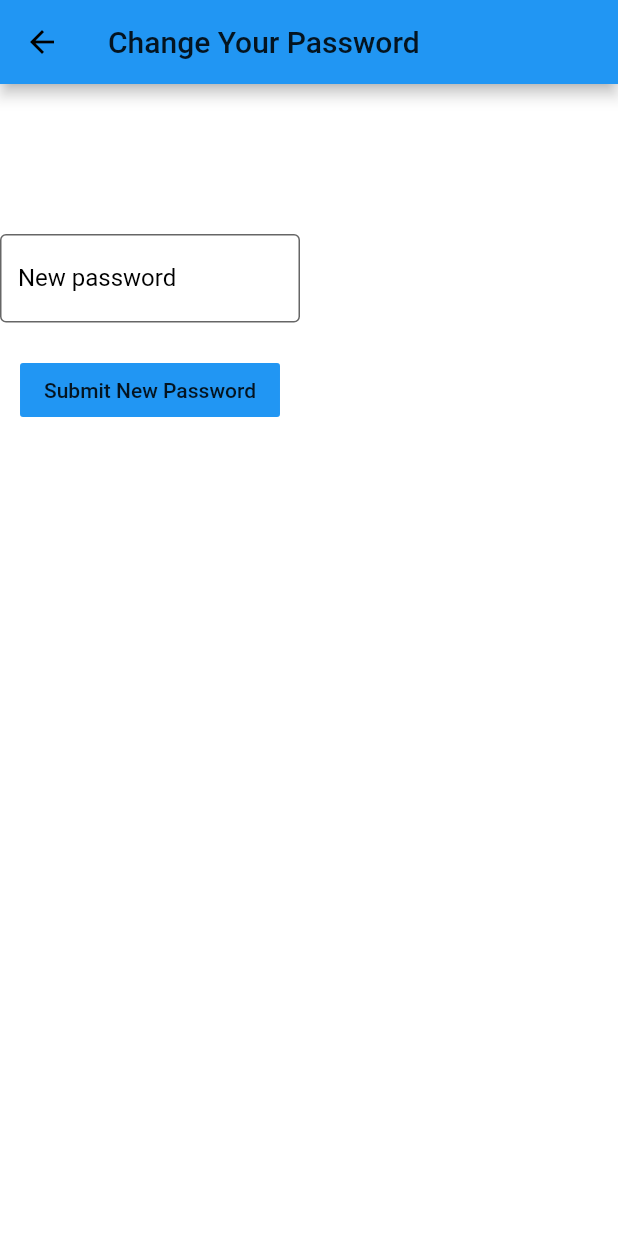
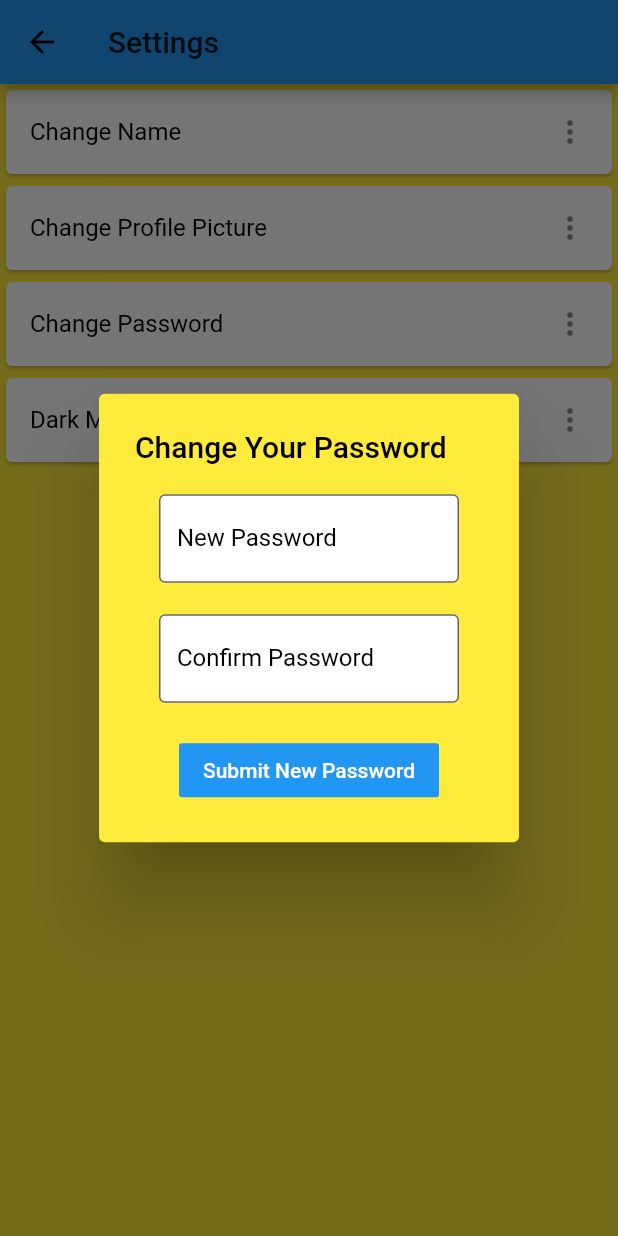
Before and after one commit to dtleight/HofSwap, a Flutter app: the SettingsPage screen opened directly, after a tap on "Change Password", on a phone screen of 412 x 824 dp. Run offline on Flutter 3.47's test engine with Material 2 defaults, Android fonts, the phone set to English and light mode, and no system bars; our stand-ins replace cached_network_image, cloud_firestore, firebase_auth, firebase_core, fluttertoast; missing offline and left inert: mailer; accounts and stored records are empty.

Commit message:
app looks even prettier

```diff
--- a/lib/Pages/SellersPage.dart
+++ b/lib/Pages/SellersPage.dart
@@ -73,7 +73,7 @@ class _SellersPageState extends State<SellersPage>
                 children:
                 [
                       SizedBox(height: 20,),
-                      Text('   Please Enter the Following Information:', style: TextStyle(color: Colors.black, fontSize: 20, fontWeight: FontWeight.bold),
+                      Text('Please Enter the Following Information:', textAlign: TextAlign.center, style: TextStyle(color: Colors.black, fontSize: 20, fontWeight: FontWeight.bold),
                   ),
                   ...addField(0, "Textbook Title",(value){if(value =="" && textControllers[1].text == "" &&  textControllers[2].text == ""){return "One field needs a value";}return null;}),
                   ...addField(1, "ISBN Number",(value){if(value =="" && textControllers[0].text == "" &&  textControllers[2].text == ""){return "One field needs a value";}return null;}),
@@ -186,7 +186,7 @@ class _SellersPageState extends State<SellersPage>
   {
     return
     [
-      Text(text),
+      Text(text, style: TextStyle(color: Colors.black)),
       Padding(padding: EdgeInsets.all(10),child: Container(height: 80.0, width: 250,child: TextFormField(decoration: new InputDecoration(labelText: "",labelStyle: TextStyle(color: Colors.black,),fillColor: Colors.white, filled: true, focusedBorder: OutlineInputBorder(borderSide: BorderSide(color: Colors.black,width: 1.0)),border: OutlineInputBorder(borderSide: BorderSide(color: Colors.black,width: 1.0))), controller: textControllers[index], validator: validation),),)
       ];
   }
--- a/lib/Pages/SettingsPage.dart
+++ b/lib/Pages/SettingsPage.dart
@@ -1,10 +1,10 @@
 import 'package:flutter/cupertino.dart';
 import 'package:flutter/material.dart';
 import 'package:hofswap/Pages/changePicturePage.dart';
-import 'package:hofswap/Pages/changePassword.dart';
+import 'package:hofswap/Popouts/ChangePasswordPopout.dart';
 import 'package:hofswap/theme_state.dart';
 import 'package:provider/provider.dart';
-import 'package:hofswap/Pages/changeUsername.dart';
+import 'package:hofswap/Popouts/ChangeNamePopout.dart';
 
 class SettingsPage extends StatelessWidget
 {
@@ -29,7 +29,7 @@ class SettingsPage extends StatelessWidget
               trailing: Icon(Icons.more_vert),
               onTap: ()
                 {
-                Navigator.push(context, new MaterialPageRoute(builder: (ctext) => new ChangeUserName()));
+                  showDialog(context: context, builder: (context){return ChangeNamePopout();});
                 },
             ),
           ),
@@ -49,7 +49,7 @@ class SettingsPage extends StatelessWidget
               trailing: Icon(Icons.more_vert),
               onTap: ()
                 {
-                Navigator.push(context, new MaterialPageRoute(builder: (ctext) => new ChangePassword()));
+                  showDialog(context: context, builder: (context){return ChangePasswordPopout();});
                 },
             ),
           ),
--- a/lib/Pages/changePassword.dart
+++ /dev/null
@@ -1,61 +0,0 @@
-import 'package:firebase_auth/firebase_auth.dart';
-import 'package:flutter/cupertino.dart';
-import 'package:flutter/material.dart';
-import 'package:hofswap/Pages/LandingPage.dart';
-import 'package:hofswap/Singeltons/DatabaseRouting.dart';
-
-class ChangePassword extends StatelessWidget {
-  ChangePassword();
-  TextEditingController textController =
-  new TextEditingController();
-  @override
-  Widget build(BuildContext context) {
-
-    // ignore: non_constant_identifier_names
-    return Scaffold(
-      appBar: AppBar(title: Text('Change Your Password'),
-        backgroundColor: Colors.blue,),
-      body: Column(
-        children: [
-          SizedBox(height: 100,),
-          Container(
-            height: 80.0,
-            width: 200.0,
-            child: TextField(
-              decoration: new InputDecoration(
-                  labelText: "New password",
-                  filled: true,
-                  labelStyle: TextStyle(
-                    color: Colors.black,
-                  ),
-                  fillColor: Colors.white,
-                  focusedBorder: OutlineInputBorder(
-                      borderSide: BorderSide(
-                          color: Colors.black, width: 1.0)),
-                  border: OutlineInputBorder(
-                      borderSide: BorderSide(
-                          color: Colors.black, width: 1.0))),
-              controller: textController
-          ),
-          ),
-          FlatButton(onPressed:(){
-            _changePassword(textController.text);
-            //new DatabaseRouting().updateUserName(value)
-            Navigator.push(context, new MaterialPageRoute(builder: (ctxt) => new LandingPage()));
-            }, child: Text('Submit New Password'),color: Colors.blue,)
-        ],
-      ),
-
-    );
-  }
-
-  void _changePassword(String password) async {
-    User Currentuser =  FirebaseAuth.instance.currentUser;
-    Currentuser.updatePassword(password).then((value) {
-      print("changed");
-    }).catchError((
-        error) {
-      print("Password can't be changed" + error.toString());
-    });
-  }
-}
--- /dev/null
+++ b/lib/Popouts/ChangePasswordPopout.dart
@@ -0,0 +1,147 @@
+import 'package:firebase_auth/firebase_auth.dart';
+import 'package:flutter/cupertino.dart';
+import 'package:flutter/material.dart';
+import 'package:fluttertoast/fluttertoast.dart';
+import 'package:hofswap/Pages/LandingPage.dart';
+import 'package:hofswap/Singeltons/DatabaseRouting.dart';
+
+class ChangePasswordPopout extends StatefulWidget {
+  @override
+  State<StatefulWidget> createState() {
+    return _ChangePasswordPopoutState();
+  }
+}
+class _ChangePasswordPopoutState extends State<ChangePasswordPopout> {
+  List<TextEditingController> textControllers =
+  new List<TextEditingController>();
+
+  @override
+  Widget build(BuildContext context) {
+    textControllers.addAll(
+        [new TextEditingController(), new TextEditingController()]);
+    // ignore: non_constant_identifier_names
+    return AlertDialog(
+      backgroundColor: Colors.yellow,
+      title: Text('Change Your Password'),
+      content: Column(
+        mainAxisSize: MainAxisSize.min,
+        children: [
+          Container(
+            height: 80.0,
+            width: 200.0,
+            child: TextField(
+                decoration: new InputDecoration(
+                    labelText: "New Password",
+                    filled: true,
+                    labelStyle: TextStyle(
+                      color: Colors.black,
+                    ),
+                    fillColor: Colors.white,
+                    focusedBorder: OutlineInputBorder(
+                        borderSide: BorderSide(
+                            color: Colors.black, width: 1.0)),
+                    border: OutlineInputBorder(
+                        borderSide: BorderSide(
+                            color: Colors.black, width: 1.0))),
+                controller: textControllers[0]
+            ),
+          ),
+          Container(
+            height: 80.0,
+            width: 200.0,
+            child: TextField(
+                decoration: new InputDecoration(
+                    labelText: "Confirm Password",
+                    filled: true,
+                    labelStyle: TextStyle(
+                      color: Colors.black,
+                    ),
+                    fillColor: Colors.white,
+                    focusedBorder: OutlineInputBorder(
+                        borderSide: BorderSide(
+                            color: Colors.black, width: 1.0)),
+                    border: OutlineInputBorder(
+                        borderSide: BorderSide(
+                            color: Colors.black, width: 1.0))),
+                controller: textControllers[1]
+            ),
+
+          ),
+          FlatButton(
+            onPressed: () {
+              _changePassword(textControllers[0].text, textControllers[1].text);
+              //new DatabaseRouting().updateUserName(value)
+            },
+            child: Text(
+                'Submit New Password', style: TextStyle(color: Colors.white)),
+            color: Colors.blue,)
+        ],
+      ),
+
+    );
+  }
+
+  void _changePassword(String password, String confirmPassword) async {
+    User Currentuser = FirebaseAuth.instance.currentUser;
+    if(password.length < 6){
+      Fluttertoast.showToast(
+          msg: "Password must be 6 or more characters",
+          toastLength: Toast.LENGTH_SHORT,
+          gravity: ToastGravity.BOTTOM,
+          timeInSecForIosWeb: 1,
+          backgroundColor: Colors.black38,
+          textColor: Colors.white,
+          fontSize: 16.0
+      );
+    }
+    else if (password == confirmPassword) {
+      Currentuser.updatePassword(password).then((value) {
+        print("Password Changed Successfully.");
+      }
+      ).catchError((error) {
+        print("An Error Occurred. Please Try Again." + error.toString());
+      });
+
+      showDialog(
+        context: context,
+        builder: (BuildContext context) {
+          return AlertDialog(
+            title: Text("Passwords Successfully Changed", textAlign: TextAlign.center),
+            content: Column(
+              mainAxisSize: MainAxisSize.min,
+              children: [
+                FlatButton(
+                    onPressed: () {
+                      Navigator.push(context, new MaterialPageRoute(builder: (ctxt) => new LandingPage()));
+                    },
+                    child: Text("Continue", style: TextStyle(color: Colors.white)), color: Colors.blueAccent
+                )
+              ],
+            ),
+          );
+        },
+      );
+    } // if statement
+    else {
+      showDialog(
+        context: context,
+        builder: (BuildContext context) {
+          return AlertDialog(
+            title: Text("Passwords Do Not Match. Please Try Again", textAlign: TextAlign.center),
+            content: Column(
+              mainAxisSize: MainAxisSize.min,
+              children: [
+                FlatButton(
+                    onPressed: () {
+                      Navigator.pop(context);
+                    },
+                    child: Text("Continue", style: TextStyle(color: Colors.white)), color: Colors.blueAccent
+                )
+              ],
+            ),
+          );
+        },
+      );
+    } // else statement
+  }
+}
--- a/lib/Popouts/SearchPopout.dart
+++ b/lib/Popouts/SearchPopout.dart
@@ -61,7 +61,7 @@ class _SearchPopoutState extends State<SearchPopout>
               children:
               [
                 SizedBox(height: 20,),
-                Text('   Please Enter the Following Information:', style: TextStyle(color: Colors.black, fontSize: 20, fontWeight: FontWeight.bold),
+                Text('Please Enter a Topic to Search By:', textAlign: TextAlign.center, style: TextStyle(color: Colors.black, fontSize: 20, fontWeight: FontWeight.bold),
                 ),
                 ...addField(0, "Textbook Title",(value){if(value =="" && textControllers[1].text == "" &&  textControllers[2].text == ""){return "One field needs a value";}return null;}),
                 ...addField(1, "ISBN Number",(value){if(value =="" && textControllers[0].text == "" &&  textControllers[2].text == ""){return "One field needs a value";}return null;}),
```
Also changed, not shown: lib/Pages/FocusedStoreView.dart (+4 -4 lines), lib/Pages/changeUsername.dart (deleted, +0 -53 lines), lib/Popouts/ChangeNamePopout.dart (added, +60 -0 lines).
